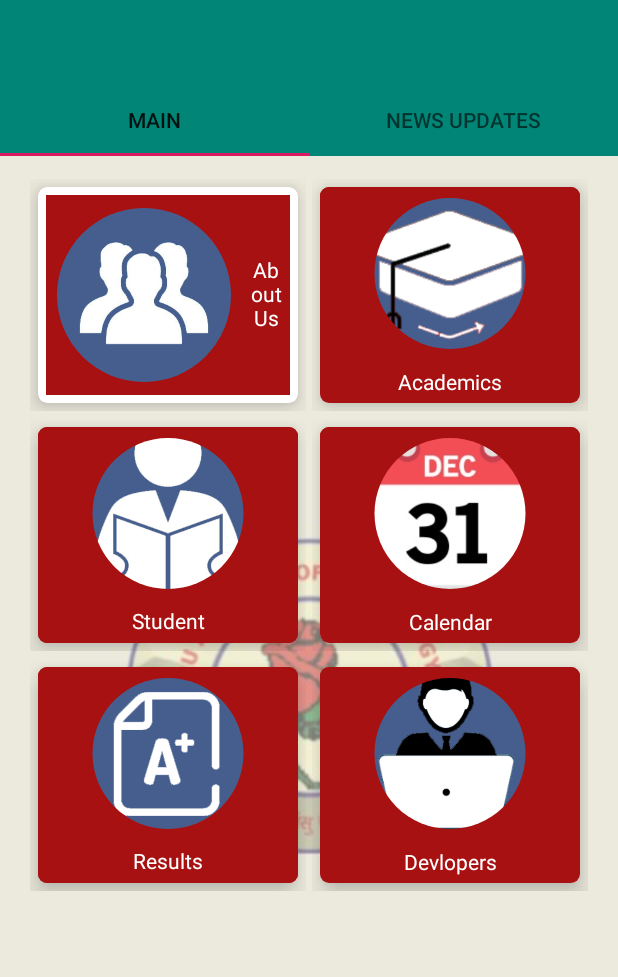
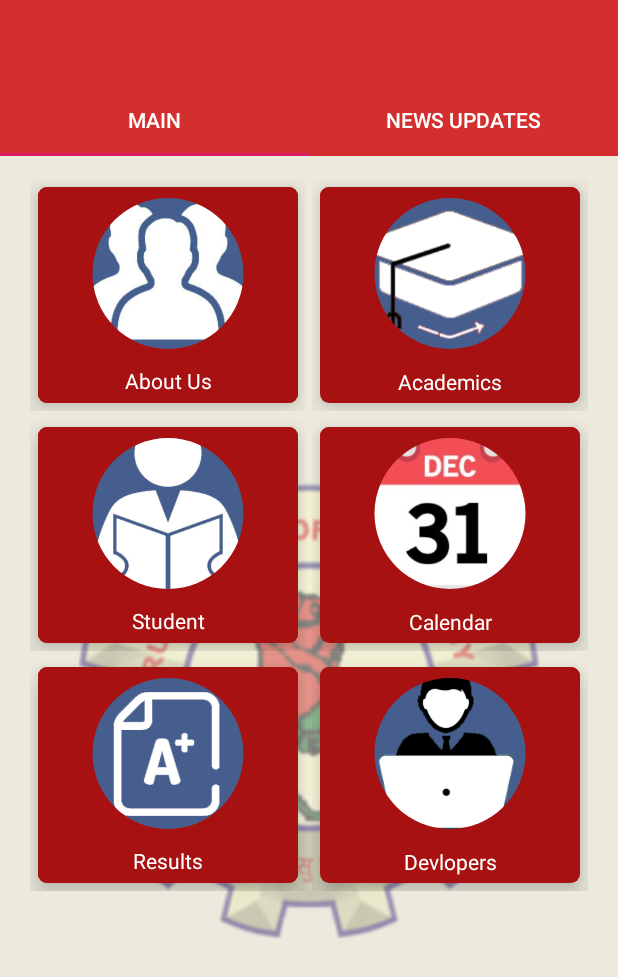
Before and after one commit to Sanjeevsky/KNIT, an Android app: the screen it shows after launch (MainActivity), on a phone screen of 412 x 824 dp. Shown: the top 977 px of the screen. Run offline under Robolectric (Android 15) with nearby library versions, the phone set to English and light mode, and no system bars; our stand-ins replace CircleImageView; 2 statements that could not run were skipped.

Commit message:
UI Design And Colors

```diff
--- a/app/src/main/res/layout/activity_main.xml
+++ b/app/src/main/res/layout/activity_main.xml
@@ -21,7 +21,8 @@
         android:layout_below="@id/toolbar_id"
         android:background="@color/colorPrimary"
         app:tabMode="fixed"
-        app:tabGravity="fill" />
+        app:tabGravity="fill"
+        app:tabTextColor="#ffff"/>
 
 
     <android.support.v4.view.ViewPager
--- a/app/src/main/res/layout/fragment_main.xml
+++ b/app/src/main/res/layout/fragment_main.xml
@@ -1,5 +1,5 @@
 <?xml version="1.0" encoding="utf-8"?>
-<RelativeLayout
+<ScrollView
     xmlns:android="http://schemas.android.com/apk/res/android"
     xmlns:tools="http://schemas.android.com/tools"
     android:layout_width="match_parent"
@@ -7,6 +7,10 @@
     android:background="@drawable/background_image"
     xmlns:app="http://schemas.android.com/apk/res-auto"
     tools:context=".MainFragment">
+    <LinearLayout
+        android:layout_width="match_parent"
+        android:layout_height="match_parent"
+        android:orientation="vertical">
 
         <LinearLayout
             android:id="@+id/firstview"
@@ -40,9 +44,6 @@
                         android:layout_height="match_parent"
                         android:gravity="center"
                         android:background="#A81111"
-                    android:layout_margin="5dp"
-                    app:cardCornerRadius="6dp"
-                    app:cardElevation="9dp">
                         android:orientation="vertical">
 
                         <LinearLayout
@@ -376,4 +377,6 @@
             </LinearLayout>
         </LinearLayout>
 
-</RelativeLayout>
+    </LinearLayout>
+
+</ScrollView>
--- a/app/src/main/res/values/colors.xml
+++ b/app/src/main/res/values/colors.xml
@@ -1,7 +1,7 @@
 <?xml version="1.0" encoding="utf-8"?>
 <resources>
-    <color name="colorPrimary">#008577</color>
-    <color name="colorPrimaryDark">#00574B</color>
+    <color name="colorPrimary">#D32F2F</color>
+    <color name="colorPrimaryDark">#D81B60</color>
     <color name="colorAccent">#D81B60</color>
     <color name="blue">#0A68B1</color>
 </resources>
```
Also changed, not shown: app/src/main/res/drawable/background_image.jpeg (deleted). Lines whose indentation alone changed are shown as unchanged.
